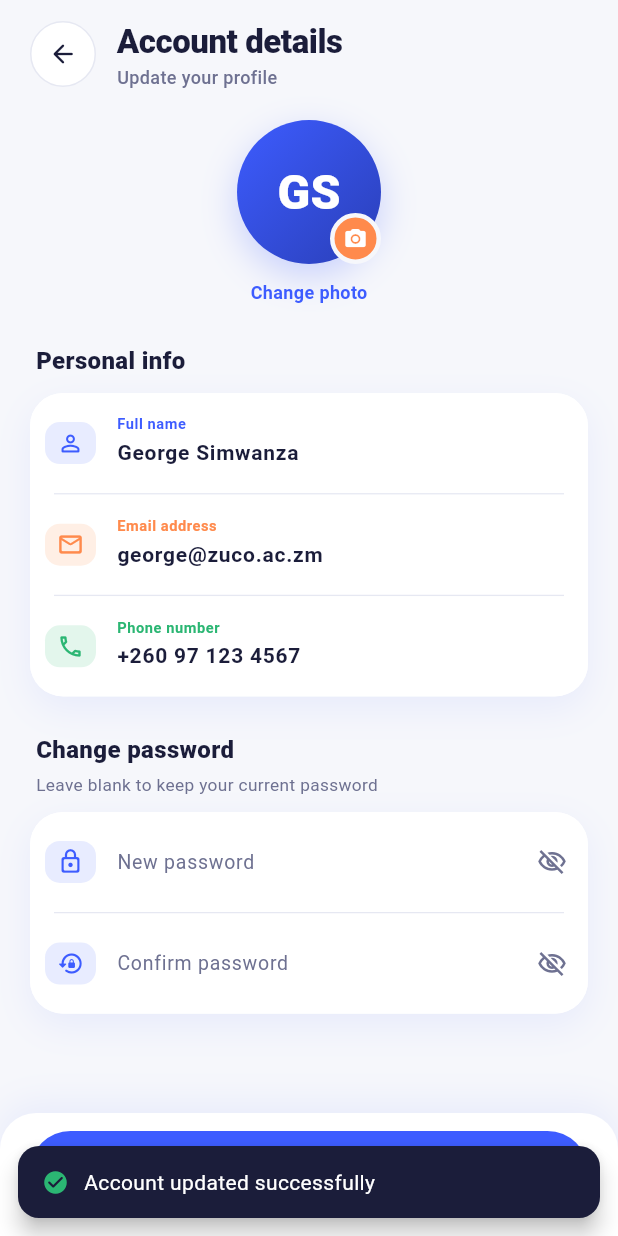
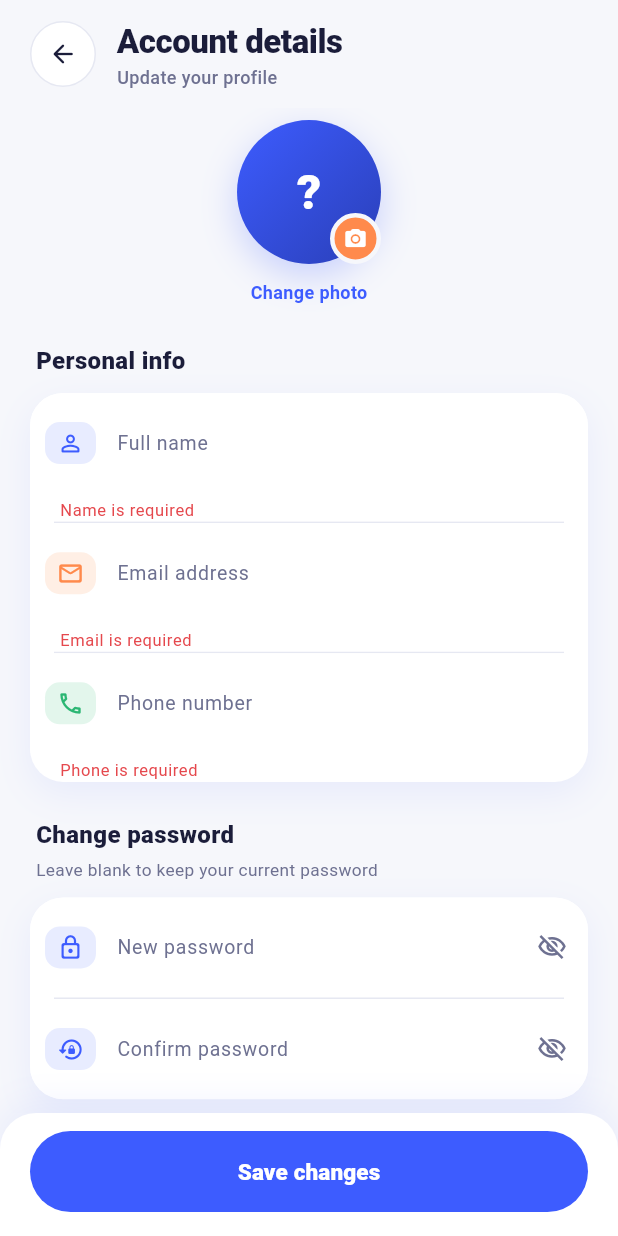
Before and after one commit to georgesimwanza/AdultEducation, a Flutter app: the AccountDetailsPage screen opened directly, after a tap on "Save changes", on a phone screen of 412 x 824 dp. Run offline on Flutter 3.47's test engine with Material 3 defaults, Android fonts, the phone set to English and light mode, and no system bars; our stand-ins replace dio, file_picker, shared_preferences, sqflite, supabase_flutter, table_calendar and 1 more; missing offline and left inert: flutter_pdfview; accounts and stored records are empty.

Commit message:
loading data from offline

```diff
--- a/adult/lib/screens/account_settings.dart
+++ b/adult/lib/screens/account_settings.dart
@@ -1,5 +1,8 @@
 import 'package:flutter/material.dart';
-import 'package:adult/screens/color.dart';
+import 'package:provider/provider.dart';
+import 'package:adult/screens/color.dart'; // EduColors
+import 'package:adult/service/sync_service.dart';
+import 'package:adult/service/user_profile_service.dart';
 
 class AccountDetailsPage extends StatefulWidget {
   const AccountDetailsPage({super.key});
@@ -14,11 +17,34 @@ class _AccountDetailsPageState extends State<AccountDetailsPage> {
   bool _passwordVisible = false;
   bool _confirmVisible = false;
 
-  // Controllers
-  // TODO: prefill these from the signed-in user instead of hardcoded values.
-  final _nameController = TextEditingController(text: 'George Simwanza');
-  final _emailController = TextEditingController(text: 'george@zuco.ac.zm');
-  final _phoneController = TextEditingController(text: '+260 97 123 4567');
+  // Controllers — prefilled from the local database in _loadProfile().
+  final _nameController = TextEditingController();
+  final _emailController = TextEditingController();
+  final _phoneController = TextEditingController();
+
+  UserProfile? _profile;
+  bool _profileLoaded = false;
+
+  @override
+  void didChangeDependencies() {
+    super.didChangeDependencies();
+    if (!_profileLoaded) {
+      _profileLoaded = true;
+      _loadProfile();
+    }
+  }
+
+  Future<void> _loadProfile() async {
+    final profile =
+    await UserProfileService(db: context.read<SyncService>().db).getCurrent();
+    if (!mounted || profile == null) return;
+    setState(() {
+      _profile = profile;
+      _nameController.text = profile.fullName;
+      _emailController.text = profile.email;
+      _phoneController.text = profile.phone ?? '';
+    });
+  }
   final _passwordController = TextEditingController();
   final _confirmController = TextEditingController();
 
@@ -47,13 +73,37 @@ class _AccountDetailsPageState extends State<AccountDetailsPage> {
   Future<void> _save() async {
     if (!_formKey.currentState!.validate()) return;
     setState(() => _isSaving = true);
-    await Future.delayed(
-      const Duration(seconds: 1),
-    ); // replace with real API call
+
+    // Read everything we need from `context` before any await.
+    final service = UserProfileService(db: context.read<SyncService>().db);
+    final messenger = ScaffoldMessenger.of(context);
+
+    final parts = _nameController.text.trim().split(RegExp(r'\s+'));
+    final firstName = parts.first;
+    final lastName = parts.length > 1 ? parts.sublist(1).join(' ') : '';
+
+    final base = _profile ?? UserProfile(email: _emailController.text.trim());
+    final updated = base.copyWith(
+      email: _emailController.text.trim(),
+      firstName: firstName,
+      lastName: lastName,
+      phone: _phoneController.text.trim(),
+    );
+
+    // Saved locally first so every page shows the change immediately,
+    // marked "not synced" until it's pushed to the server.
+    await service.saveLocalEdit(updated);
+
+    // TODO: push `updated` to the server (and the new password, if one was
+    // entered), then mark the local row as synced.
+
     if (!mounted) return;
-    setState(() => _isSaving = false);
+    setState(() {
+      _isSaving = false;
+      _profile = updated.copyWith(synced: false);
+    });
 
-    ScaffoldMessenger.of(context).showSnackBar(
+    messenger.showSnackBar(
       SnackBar(
         content: const Row(
           children: [
@@ -61,7 +111,7 @@ class _AccountDetailsPageState extends State<AccountDetailsPage> {
                 color: EduColors.success, size: 18),
             SizedBox(width: 10),
             Text(
-              'Account updated successfully',
+              'Changes saved on this device',
               style: TextStyle(color: EduColors.onPrimary),
             ),
           ],
--- a/adult/lib/service/sync_service.dart
+++ b/adult/lib/service/sync_service.dart
@@ -6,7 +6,7 @@ import 'package:path/path.dart';
 import 'package:adult/Controller/auth_controller.dart';
 import 'dart:io';
 import 'package:path_provider/path_provider.dart';
-
+import 'package:adult/service/user_profile_service.dart';
 class SyncService {
   final AuthController authController;
   final Dio dio = Dio();
--- /dev/null
+++ b/adult/lib/service/user_profile_service.dart
@@ -0,0 +1,209 @@
+import 'package:sqflite/sqflite.dart';
+
+/// The signed-in user's details, stored locally so pages can load them
+/// instantly (and offline).
+///
+/// Save as: lib/service/user_profile_service.dart
+class UserProfile {
+  final int? serverId;
+  final String email;
+  final String firstName;
+  final String lastName;
+  final String? phone;
+  final String? role; // e.g. USER / ADMIN
+  final int? institutionId;
+  final int? programmeId;
+
+  /// false = edited on this device and not yet pushed to the server.
+  final bool synced;
+
+  const UserProfile({
+    this.serverId,
+    required this.email,
+    this.firstName = '',
+    this.lastName = '',
+    this.phone,
+    this.role,
+    this.institutionId,
+    this.programmeId,
+    this.synced = true,
+  });
+
+  String get fullName => '$firstName $lastName'.trim();
+
+  bool get isAdmin => (role ?? '').toUpperCase().contains('ADMIN');
+
+  /// Up to two initials: from the name if we have one, else from the email.
+  String get initials {
+    final name = fullName;
+    if (name.isNotEmpty) {
+      final parts = name.split(RegExp(r'\s+')).where((p) => p.isNotEmpty).toList();
+      if (parts.length == 1) return parts.first[0].toUpperCase();
+      return (parts.first[0] + parts.last[0]).toUpperCase();
+    }
+    final local = email.split('@').first;
+    final parts =
+    local.split(RegExp(r'[._\-\s]+')).where((p) => p.isNotEmpty).toList();
+    if (parts.isEmpty) return '?';
+    if (parts.length == 1) {
+      final p = parts.first;
+      return (p.length >= 2 ? p.substring(0, 2) : p).toUpperCase();
+    }
+    return (parts[0][0] + parts[1][0]).toUpperCase();
+  }
+
+  UserProfile copyWith({
+    String? email,
+    String? firstName,
+    String? lastName,
+    String? phone,
+    bool? synced,
+  }) {
+    return UserProfile(
+      serverId: serverId,
+      email: email ?? this.email,
+      firstName: firstName ?? this.firstName,
+      lastName: lastName ?? this.lastName,
+      phone: phone ?? this.phone,
+      role: role,
+      institutionId: institutionId,
+      programmeId: programmeId,
+      synced: synced ?? this.synced,
+    );
+  }
+
+  /// Tolerant of different key spellings and nested objects, so a small
+  /// difference in the backend response doesn't break the sync.
+  factory UserProfile.fromServerJson(Map<String, dynamic> j) {
+    int? asInt(dynamic v) => v is num ? v.toInt() : int.tryParse('${v ?? ''}');
+    dynamic pick(List<String> keys) {
+      for (final k in keys) {
+        if (j[k] != null) return j[k];
+      }
+      return null;
+    }
+
+    final institution = j['institution'];
+    final programme = j['programme'];
+
+    return UserProfile(
+      serverId: asInt(j['id']),
+      email: (pick(['email']) ?? '').toString(),
+      firstName: (pick(['firstName', 'first_name']) ?? '').toString(),
+      lastName: (pick(['lastName', 'last_name']) ?? '').toString(),
+      phone: pick(['phone', 'phoneNumber', 'phone_number'])?.toString(),
+      role: pick(['role'])?.toString(),
+      institutionId: asInt(j['institutionId']) ??
+          (institution is Map ? asInt(institution['id']) : null),
+      programmeId: asInt(j['programmeId']) ??
+          (programme is Map ? asInt(programme['id']) : null),
+      synced: true,
+    );
+  }
+
+  Map<String, Object?> toMap() => {
+    'localId': 1, // only one user is ever stored on a device
+    'serverId': serverId,
+    'email': email,
+    'firstName': firstName,
+    'lastName': lastName,
+    'phone': phone,
+    'role': role,
+    'institutionId': institutionId,
+    'programmeId': programmeId,
+    'synced': synced ? 1 : 0,
+    'updatedAt': DateTime.now().millisecondsSinceEpoch,
+  };
+
+  factory UserProfile.fromMap(Map<String, Object?> m) => UserProfile(
+    serverId: m['serverId'] as int?,
+    email: (m['email'] as String?) ?? '',
+    firstName: (m['firstName'] as String?) ?? '',
+    lastName: (m['lastName'] as String?) ?? '',
+    phone: m['phone'] as String?,
+    role: m['role'] as String?,
+    institutionId: m['institutionId'] as int?,
+    programmeId: m['programmeId'] as int?,
+    synced: (m['synced'] as int? ?? 1) == 1,
+  );
+}
+
+/// Reads and writes the signed-in user's details in the local database.
+class UserProfileService {
+  final Database? db;
+  const UserProfileService({required this.db});
+
+  static const String table = 'user_profile';
+
+  /// SQL used by SyncService when it creates the table.
+  static const String createSql = '''
+    CREATE TABLE IF NOT EXISTS user_profile (
+      localId INTEGER PRIMARY KEY,
+      serverId INTEGER,
+      email TEXT,
+      firstName TEXT,
+      lastName TEXT,
+      phone TEXT,
+      role TEXT,
+      institutionId INTEGER,
+      programmeId INTEGER,
+      synced INTEGER DEFAULT 1,
+      updatedAt INTEGER
+    )
+  ''';
+
+  /// The stored profile, or null if none has been saved yet.
+  Future<UserProfile?> getCurrent() async {
+    final d = db;
+    if (d == null) return null;
+    try {
+      final rows = await d.query(table, where: 'localId = 1', limit: 1);
+      if (rows.isEmpty) return null;
+      return UserProfile.fromMap(rows.first);
+    } catch (_) {
+      return null; // table missing on an old DB, etc.
+    }
+  }
+
+  /// Save an edit made on this device. Marks it as not yet synced.
+  Future<void> saveLocalEdit(UserProfile profile) async {
+    final d = db;
+    if (d == null) return;
+    await d.insert(
+      table,
+      profile.copyWith(synced: false).toMap(),
+      conflictAlgorithm: ConflictAlgorithm.replace,
+    );
+  }
+
+  /// Save what the server returned. Never overwrites a local edit that
+  /// hasn't been pushed to the server yet.
+  Future<void> saveFromServer(UserProfile profile) async {
+    final d = db;
+    if (d == null) return;
+    final existing = await getCurrent();
+    if (existing != null && !existing.synced) return;
+    await d.insert(
+      table,
+      profile.copyWith(synced: true).toMap(),
+      conflictAlgorithm: ConflictAlgorithm.replace,
+    );
+  }
+
+  /// Store just the email (used as a fallback when the server can't be
+  /// reached), so pages still have something to show.
+  Future<void> seedIfEmpty(String email) async {
+    if (email.isEmpty) return;
+    if (await getCurrent() != null) return;
+    await db?.insert(
+      table,
+      UserProfile(email: email).toMap(),
+      conflictAlgorithm: ConflictAlgorithm.ignore,
+    );
+  }
+
+  /// Remove the stored profile (call on logout).
+  Future<void> clear() async {
+    await db?.delete(table);
+  }
+}
```
Also changed, not shown: adult/lib/screens/dashboard.dart (+27 -13 lines), adult/lib/screens/notification.dart (+64 -23 lines).
